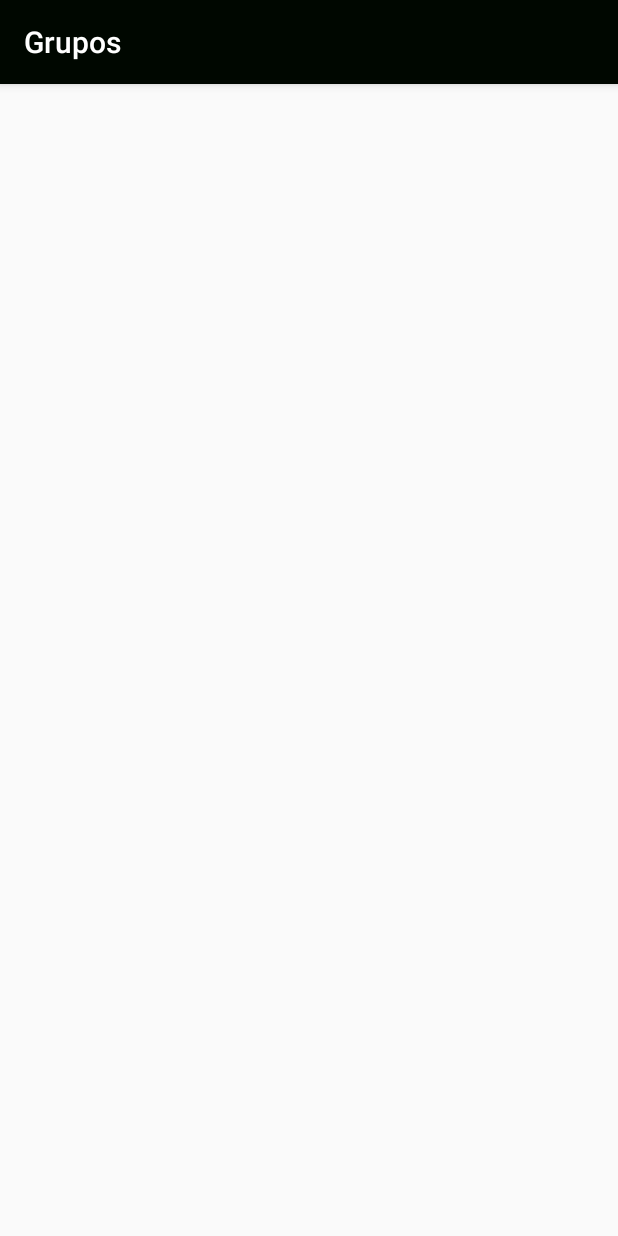
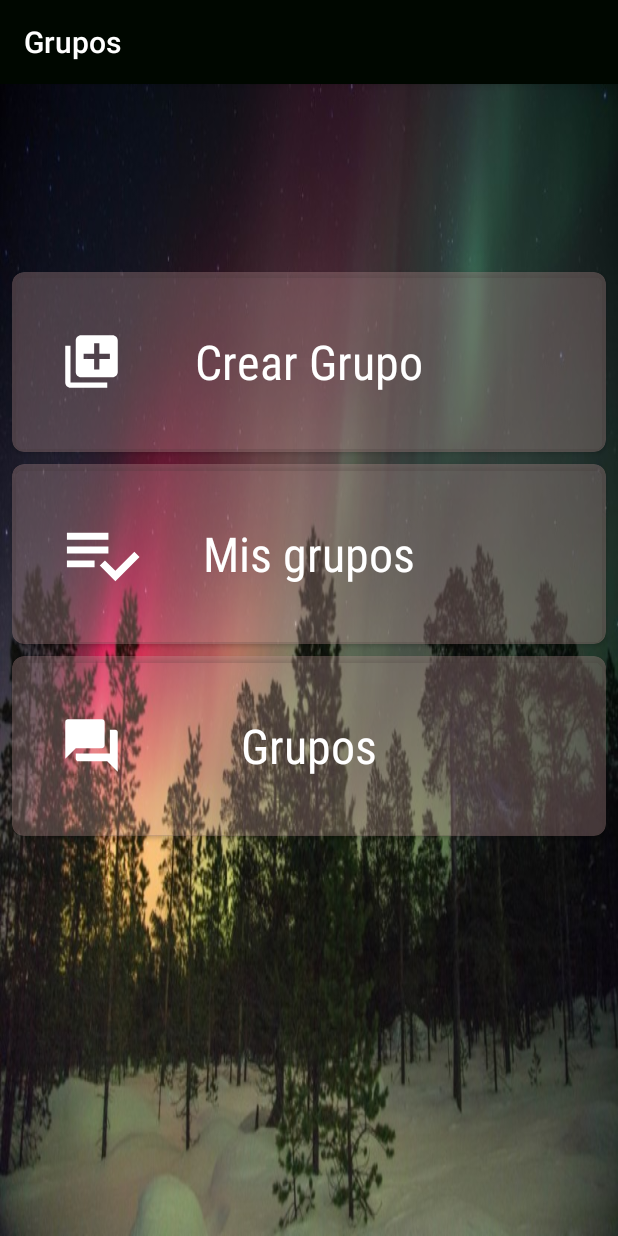
Before and after one commit to OscarRevollo/TeamIs, an Android app: the GroupActivity screen opened directly, with no data from a screen before it, on a phone screen of 412 x 824 dp. Run offline under Robolectric (Android 15) with nearby library versions, the phone set to English and light mode, and no system bars.

Commit message:
opciones de actividades y grupos

```diff
--- a/app/src/main/AndroidManifest.xml
+++ b/app/src/main/AndroidManifest.xml
@@ -64,15 +64,15 @@
             android:parentActivityName=".StartActivity" />
         <activity
             android:name=".CrearAnuncioActivity"
-            android:label="Crear Anuncios"
+            android:label="Crear Proyecto"
             android:screenOrientation="portrait" />
         <activity
             android:name=".MisAnunciosActivity"
-            android:label="Mis Anuncios"
+            android:label="Mis Proyectos"
             android:screenOrientation="portrait" />
         <activity
             android:name=".AnunciosActivity"
-            android:label="Anuncios"
+            android:label="Proyectos"
             android:screenOrientation="portrait" />
         <activity
             android:name=".CrearActividadActivity"
--- a/app/src/main/java/t2company/com/uy/teamis/GroupActivity.java
+++ b/app/src/main/java/t2company/com/uy/teamis/GroupActivity.java
@@ -22,9 +22,9 @@ public class GroupActivity extends AppCompatActivity {
 
 
     private void initViews() {
-        crear_grupo = findViewById(R.id.Crear_anuncio_card_view);
-        mis_grupos = findViewById(R.id.Mis_anuncios_card_view);
-        grupos = findViewById(R.id.anuncios_card_view);
+        crear_grupo = findViewById(R.id.Crear_grupo_card_view);
+        mis_grupos = findViewById(R.id.Mis_grupos_card_view);
+        grupos = findViewById(R.id.grupos_card_view);
 
         crear_grupo.setOnClickListener(new View.OnClickListener() {
             @Override
--- a/app/src/main/res/layout/activity_group.xml
+++ b/app/src/main/res/layout/activity_group.xml
@@ -1,9 +1,120 @@
 <?xml version="1.0" encoding="utf-8"?>
-<androidx.constraintlayout.widget.ConstraintLayout xmlns:android="http://schemas.android.com/apk/res/android"
+<ScrollView xmlns:android="http://schemas.android.com/apk/res/android"
     xmlns:app="http://schemas.android.com/apk/res-auto"
     xmlns:tools="http://schemas.android.com/tools"
     android:layout_width="match_parent"
     android:layout_height="match_parent"
-    tools:context=".GroupActivity">
+    tools:context=".GroupActivity"
+    android:background="@drawable/paisaje">
 
-</androidx.constraintlayout.widget.ConstraintLayout>
+    <LinearLayout
+        android:layout_width="match_parent"
+        android:layout_height="match_parent"
+        android:orientation="vertical">
+
+        <androidx.cardview.widget.CardView
+            android:id="@+id/Crear_grupo_card_view"
+            android:layout_width="match_parent"
+            android:layout_height="120dp"
+            android:layout_marginStart="8dp"
+            android:layout_marginRight="8dp"
+            android:layout_marginEnd="8dp"
+            android:layout_marginTop="125dp"
+            android:backgroundTint="#52C09A9A"
+            app:cardCornerRadius="8dp">
+
+            <RelativeLayout
+                android:layout_width="match_parent"
+                android:layout_height="match_parent">
+
+                <ImageView
+                    android:layout_width="42dp"
+                    android:layout_height="42dp"
+                    android:layout_centerVertical="true"
+                    android:layout_marginStart="32dp"
+                    android:src="@drawable/ic_library_add_black_24dp" />
+
+                <TextView
+                    android:layout_width="wrap_content"
+                    android:layout_height="wrap_content"
+                    android:layout_centerInParent="true"
+                    android:fontFamily="sans-serif-condensed"
+                    android:text="Crear Grupo"
+                    android:textColor="@android:color/white"
+                    android:textSize="32sp" />
+
+            </RelativeLayout>
+
+        </androidx.cardview.widget.CardView>
+
+        <androidx.cardview.widget.CardView
+            android:id="@+id/Mis_grupos_card_view"
+            android:layout_width="match_parent"
+            android:layout_height="120dp"
+            android:layout_marginStart="8dp"
+            android:layout_marginRight="8dp"
+            android:layout_marginEnd="8dp"
+            android:layout_marginTop="8dp"
+            android:backgroundTint="#52C09A9A"
+            app:cardCornerRadius="8dp">
+
+            <RelativeLayout
+                android:layout_width="match_parent"
+                android:layout_height="match_parent">
+
+                <ImageView
+                    android:layout_width="55dp"
+                    android:layout_height="55dp"
+                    android:layout_centerVertical="true"
+                    android:layout_marginStart="32dp"
+                    android:src="@drawable/ic_playlist_add_check_black_24dp" />
+
+                <TextView
+                    android:layout_width="wrap_content"
+                    android:layout_height="wrap_content"
+                    android:layout_centerInParent="true"
+                    android:fontFamily="sans-serif-condensed"
+                    android:text="Mis grupos"
+                    android:textColor="@android:color/white"
+                    android:textSize="32sp" />
+
+            </RelativeLayout>
+
+        </androidx.cardview.widget.CardView>
+
+        <androidx.cardview.widget.CardView
+            android:id="@+id/grupos_card_view"
+            android:layout_width="match_parent"
+            android:layout_height="120dp"
+            android:layout_margin="8dp"
+            android:backgroundTint="#52C09A9A"
+            app:cardCornerRadius="8dp">
+
+            <RelativeLayout
+                android:layout_width="match_parent"
+                android:layout_height="match_parent">
+
+                <ImageView
+                    android:layout_width="42dp"
+                    android:layout_height="42dp"
+                    android:layout_centerVertical="true"
+                    android:layout_marginStart="32dp"
+                    android:src="@drawable/ic_forum_black_24dp" />
+
+                <TextView
+                    android:layout_width="wrap_content"
+                    android:layout_height="wrap_content"
+                    android:layout_centerInParent="true"
+                    android:fontFamily="sans-serif-condensed"
+                    android:text="Grupos"
+                    android:textColor="@android:color/white"
+                    android:textSize="32sp" />
+
+            </RelativeLayout>
+
+        </androidx.cardview.widget.CardView>
+
+
+    </LinearLayout>
+
+</ScrollView>
--- a/app/src/main/res/layout/activity_project.xml
+++ b/app/src/main/res/layout/activity_project.xml
@@ -39,7 +39,7 @@
                     android:layout_height="wrap_content"
                     android:layout_centerInParent="true"
                     android:fontFamily="sans-serif-condensed"
-                    android:text="Crear Anuncio"
+                    android:text="Crear Proyecto"
                     android:textColor="@android:color/white"
                     android:textSize="32sp" />
 
@@ -72,9 +72,11 @@
                 <TextView
                     android:layout_width="wrap_content"
                     android:layout_height="wrap_content"
-                    android:layout_centerInParent="true"
+                    android:layout_alignParentBottom="true"
+                    android:layout_centerHorizontal="true"
+                    android:layout_marginBottom="39dp"
                     android:fontFamily="sans-serif-condensed"
-                    android:text="Mis anuncios"
+                    android:text="Mis proyectos"
                     android:textColor="@android:color/white"
                     android:textSize="32sp" />
 
@@ -106,7 +108,7 @@
                     android:layout_height="wrap_content"
                     android:layout_centerInParent="true"
                     android:fontFamily="sans-serif-condensed"
-                    android:text="Anuncios"
+                    android:text="Proyectos"
                     android:textColor="@android:color/white"
                     android:textSize="32sp" />
 
```
